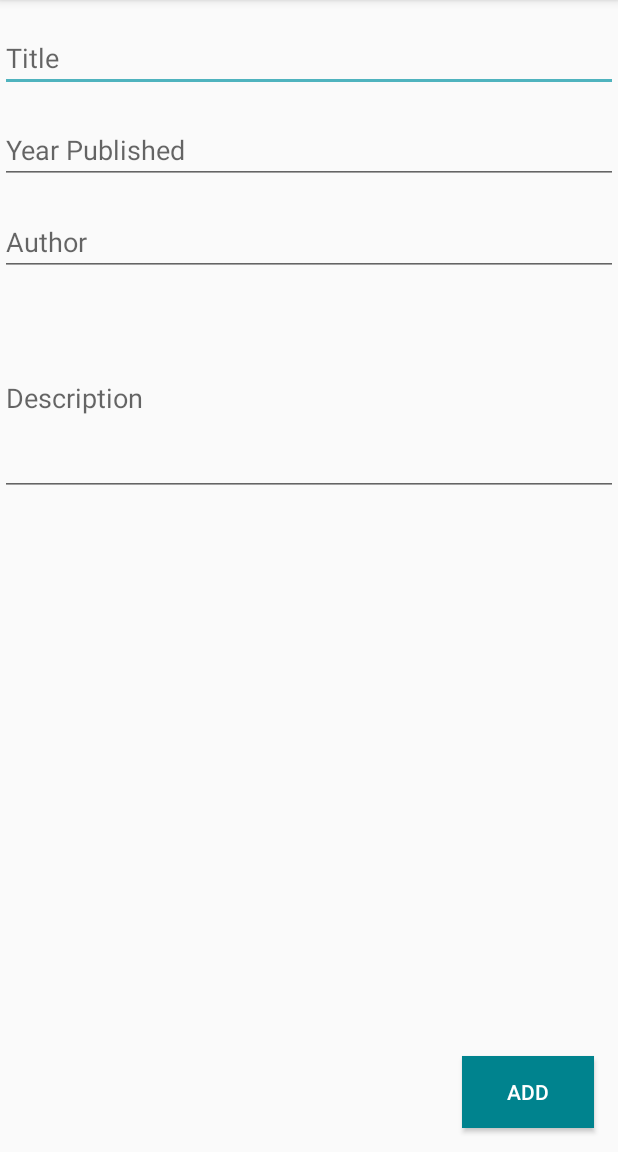
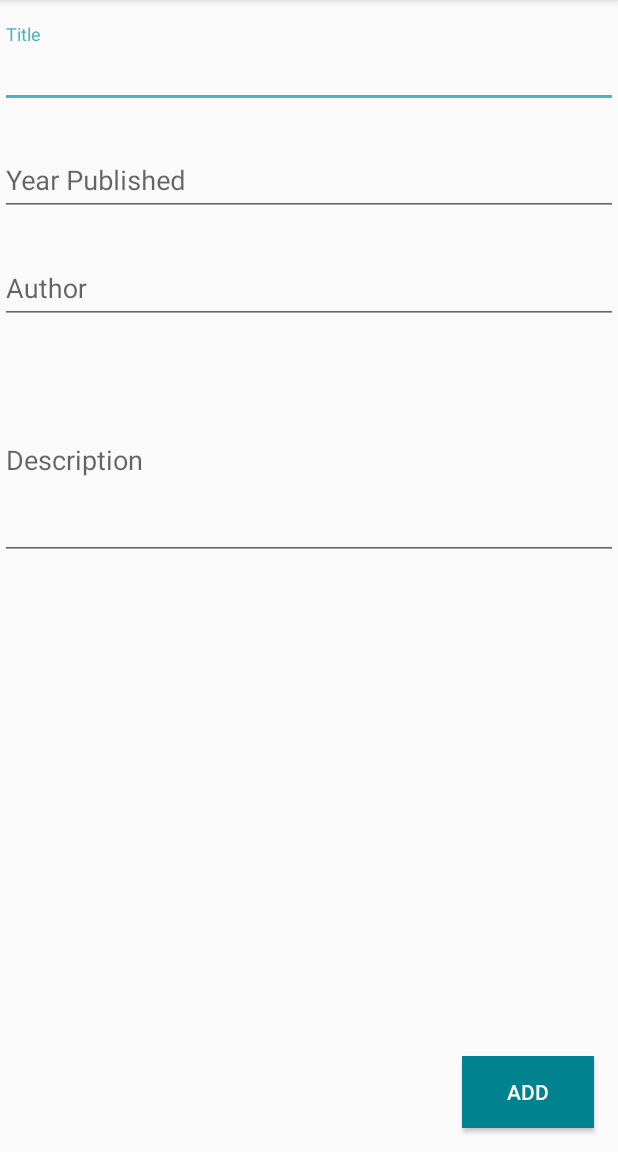
Before and after one commit to vishav676/BookStore, an Android app: the AddNewActivity screen opened directly, with no data from a screen before it, on a phone screen of 412 x 824 dp, the part 84-1236 px from its top. Run offline under Robolectric (Android 15) with nearby library versions, the phone set to English and light mode, and no system bars.

Commit message:
small Changes :)

```diff
--- a/app/build.gradle
+++ b/app/build.gradle
@@ -48,7 +48,6 @@ dependencies {
     implementation 'androidx.lifecycle:lifecycle-extensions:2.1.0'
     implementation 'androidx.navigation:navigation-fragment-ktx:2.1.0'
     implementation 'androidx.navigation:navigation-ui-ktx:2.1.0'
-    testImplementation 'junit:junit:4.12'
     androidTestImplementation 'androidx.test.ext:junit:1.1.2'
     androidTestImplementation 'androidx.test.espresso:espresso-core:3.3.0'
 
--- a/app/src/main/java/com/example/bookstore/AddNewActivity.kt
+++ b/app/src/main/java/com/example/bookstore/AddNewActivity.kt
@@ -11,23 +11,38 @@ import androidx.lifecycle.ViewModelProvider
 class AddNewActivity : AppCompatActivity() {
 
     private lateinit var bookViewModel:BookViewModel
+    private lateinit var editTitle: EditText
+    private lateinit var editDesc: EditText
+    private lateinit var editYearPub: EditText
+    private lateinit var editAuthor: EditText
+    private lateinit var title:String
+    private lateinit var year:String
+    private lateinit var author:String
+    private lateinit var desc:String
+
+    companion object{
+        const val TITLE_KEY = "TITLE_KEY"
+        const val AUTHOR_KEY = "AUTHOR_KEY"
+        const val YEAR_KEY = "YEAR_KEY"
+        const val DESC_KEY = "DESC_KEY"
+    }
 
     override fun onCreate(savedInstanceState: Bundle?) {
         super.onCreate(savedInstanceState)
         setContentView(R.layout.activity_add_new)
 
-        val editTitle = findViewById<EditText>(R.id.etBookTitle);
-        val editDesc = findViewById<EditText>(R.id.etBookDesc);
-        val editYearPub = findViewById<EditText>(R.id.etBookYearPub);
-        val editAuthor = findViewById<EditText>(R.id.etBookAuthor);
+        editTitle = findViewById(R.id.etBookTitle);
+        editDesc = findViewById(R.id.etBookDesc);
+        editYearPub = findViewById(R.id.etBookYearPub);
+        editAuthor = findViewById(R.id.etBookAuthor);
 
         val submitButton = findViewById<Button>(R.id.addButton)
         submitButton.setOnClickListener{
 
-            val title = editTitle.text.toString()
-            val year = editYearPub.text.toString()
-            val author = editAuthor.text.toString()
-            val desc = editDesc.text.toString()
+            title = editTitle.text.toString()
+            year = editYearPub.text.toString()
+            author = editAuthor.text.toString()
+            desc = editDesc.text.toString()
 
             val book = books(id = 0,name = title, yearPub = year, author = author,description = desc)
             bookViewModel = ViewModelProvider(this).get(BookViewModel::class.java)
@@ -36,4 +51,32 @@ class AddNewActivity : AppCompatActivity() {
         }
 
     }
+    override fun onSaveInstanceState(outState: Bundle) {
+        super.onSaveInstanceState(outState)
+
+        title = editTitle.text.toString()
+        year = editYearPub.text.toString()
+        author = editAuthor.text.toString()
+        desc = editDesc.text.toString()
+
+        outState.putString(TITLE_KEY, title)
+        outState.putString(DESC_KEY, desc)
+        outState.putString(AUTHOR_KEY, author)
+        outState.putString(YEAR_KEY, year)
+
+    }
+    override fun onRestoreInstanceState(savedInstanceState: Bundle) {
+        super.onRestoreInstanceState(savedInstanceState)
+
+        savedInstanceState.let {
+            title = it.get(TITLE_KEY) as String
+            desc = it.get(DESC_KEY) as String
+            author = it.get(AUTHOR_KEY) as String
+            year = it.get(YEAR_KEY) as String
+            editTitle.setText(title)
+            editYearPub.setText(year)
+            editAuthor.setText(author)
+            editDesc.setText(desc)
+        }
+    }
 }
--- a/app/src/main/java/com/example/bookstore/BookViewModel.kt
+++ b/app/src/main/java/com/example/bookstore/BookViewModel.kt
@@ -4,8 +4,8 @@ import android.app.Application
 import androidx.lifecycle.AndroidViewModel
 import androidx.lifecycle.LiveData
 import androidx.lifecycle.viewModelScope
+import com.example.bookstore.Database.BookDatabase
 import kotlinx.coroutines.Dispatchers
-import kotlinx.coroutines.Job
 import kotlinx.coroutines.launch
 import kotlinx.coroutines.runBlocking
 
--- a/app/src/main/java/com/example/bookstore/bookDAO.kt
+++ b/app/src/main/java/com/example/bookstore/Database/BookDAO.kt
@@ -1,7 +1,8 @@
-package com.example.bookstore
+package com.example.bookstore.Database
 
 import androidx.lifecycle.LiveData
 import androidx.room.*
+import com.example.bookstore.books
 
 
 @Dao
@@ -11,7 +12,7 @@ interface bookDAO {
     fun getAllBooks():LiveData<List<books>>
 
     @Insert(onConflict = OnConflictStrategy.IGNORE)
-    fun insert(book:books)
+    fun insert(book: books)
 
     @Query("DELETE FROM BookTable")
     fun deleteAll()
--- a/app/src/main/java/com/example/bookstore/BookDatabase.kt
+++ b/app/src/main/java/com/example/bookstore/Database/BookDatabase.kt
@@ -1,4 +1,4 @@
-package com.example.bookstore
+package com.example.bookstore.Database
 
 import android.content.Context
 import android.os.Build
@@ -7,10 +7,9 @@ import androidx.room.Database
 import androidx.room.Room
 import androidx.room.RoomDatabase
 import androidx.sqlite.db.SupportSQLiteDatabase
+import com.example.bookstore.books
 import kotlinx.coroutines.CoroutineScope
 import kotlinx.coroutines.launch
-import kotlinx.coroutines.Dispatchers
-
 
 
 @Database(entities = [books::class], version = 1)
--- a/app/src/main/res/layout/activity_add_new.xml
+++ b/app/src/main/res/layout/activity_add_new.xml
@@ -6,47 +6,71 @@
     android:layout_height="match_parent"
     tools:context=".AddNewActivity">
 
+    <com.google.android.material.textfield.TextInputLayout
+        android:id="@+id/tlTitle"
+        android:layout_width="match_parent"
+        app:layout_constraintEnd_toEndOf="parent"
+        app:layout_constraintStart_toStartOf="parent"
+        app:layout_constraintTop_toTopOf="parent"
+        android:layout_height="wrap_content"
+        android:layout_marginTop="16dp"
+        android:hint="Title">
     <EditText
         android:id="@+id/etBookTitle"
         android:layout_width="match_parent"
+        android:layout_height="wrap_content" />
+    </com.google.android.material.textfield.TextInputLayout>
+    <com.google.android.material.textfield.TextInputLayout
+        android:id="@+id/tlYear"
+        android:layout_width="match_parent"
+        app:layout_constraintEnd_toEndOf="parent"
+        android:layout_marginTop="16dp"
+        app:layout_constraintStart_toStartOf="parent"
         android:layout_height="wrap_content"
-        android:hint="Title"
-        android:layout_marginTop="16dp"
-        app:layout_constraintEnd_toEndOf="parent"
-        app:layout_constraintStart_toStartOf="parent"
-        app:layout_constraintTop_toTopOf="parent" />
+        app:layout_constraintTop_toBottomOf="@id/tlTitle"
+        android:hint="Year Published">
     <EditText
         android:id="@+id/etBookYearPub"
         android:layout_width="match_parent"
         android:layout_height="wrap_content"
-        android:hint="Year Published"
-        android:layout_marginTop="16dp"
-        android:inputType="date"
+        android:inputType="date" />
+    </com.google.android.material.textfield.TextInputLayout>
+    <com.google.android.material.textfield.TextInputLayout
+        android:id="@+id/tlAuthor"
+        android:layout_width="match_parent"
+        android:layout_height="wrap_content"
         app:layout_constraintEnd_toEndOf="parent"
         app:layout_constraintStart_toStartOf="parent"
-        app:layout_constraintTop_toBottomOf="@id/etBookTitle" />
+        android:layout_marginTop="16dp"
+        app:layout_constraintTop_toBottomOf="@id/tlYear"
+        android:hint="Author">
     <EditText
         android:id="@+id/etBookAuthor"
         android:layout_width="match_parent"
         android:layout_height="wrap_content"
-        android:hint="Author"
+        android:inputType="text"
+         />
+    </com.google.android.material.textfield.TextInputLayout>
+    <com.google.android.material.textfield.TextInputLayout
+        android:id="@+id/tlDesc"
+        android:layout_width="match_parent"
+        app:layout_constraintEnd_toEndOf="parent"
         android:layout_marginTop="16dp"
-        android:inputType="text"
-        app:layout_constraintEnd_toEndOf="parent"
         app:layout_constraintStart_toStartOf="parent"
-        app:layout_constraintTop_toBottomOf="@id/etBookYearPub" />
+        android:layout_height="wrap_content"
+        app:layout_constraintTop_toBottomOf="@id/tlAuthor"
+        android:hint="Description">
     <EditText
         android:id="@+id/etBookDesc"
         android:layout_width="match_parent"
         android:layout_height="wrap_content"
-        android:hint="Description"
         android:inputType="textMultiLine"
         android:lines="5"
         android:layout_marginTop="16dp"
         app:layout_constraintEnd_toEndOf="parent"
         app:layout_constraintStart_toStartOf="parent"
-        app:layout_constraintTop_toBottomOf="@id/etBookAuthor" />
-
+        />
+    </com.google.android.material.textfield.TextInputLayout>
     <Button
         android:layout_width="wrap_content"
         android:layout_height="wrap_content"
--- a/app/src/main/res/layout/app_bar_main.xml
+++ b/app/src/main/res/layout/app_bar_main.xml
@@ -26,7 +26,7 @@
         android:id="@+id/btFab"
         android:layout_width="wrap_content"
         android:layout_height="wrap_content"
-        android:src="@android:drawable/ic_input_add"
+        android:src="@drawable/ic_baseline_add_24"
         android:layout_gravity="end|bottom"
         android:layout_marginBottom="16dp"
         android:contentDescription="Submit"
```
Also changed, not shown: app/src/main/res/layout/activity_update.xml (+40 -11 lines), app/src/main/res/layout/nav_header_main.xml (+0 -8 lines), app/src/main/res/navigation/mobile_navigation.xml (+0 -11 lines), 1 other file.
